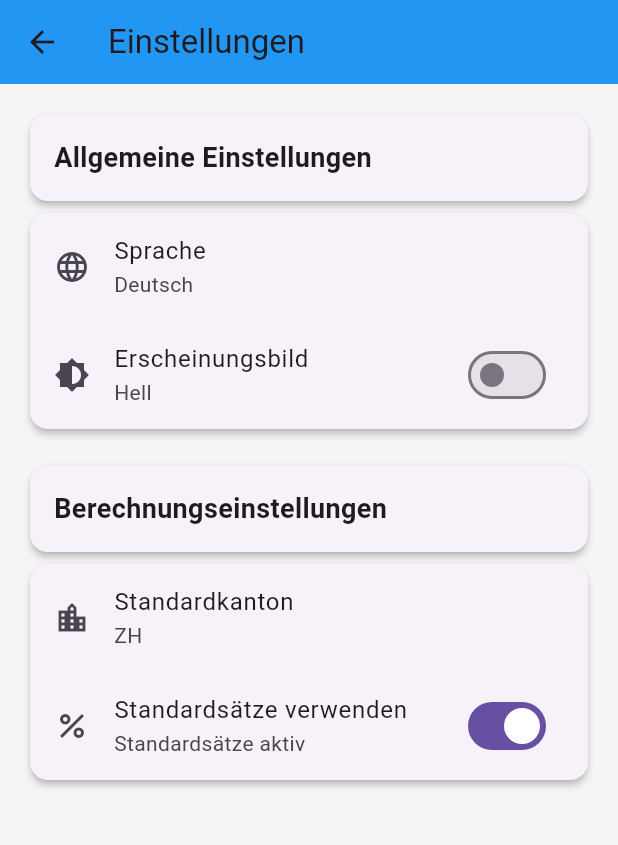
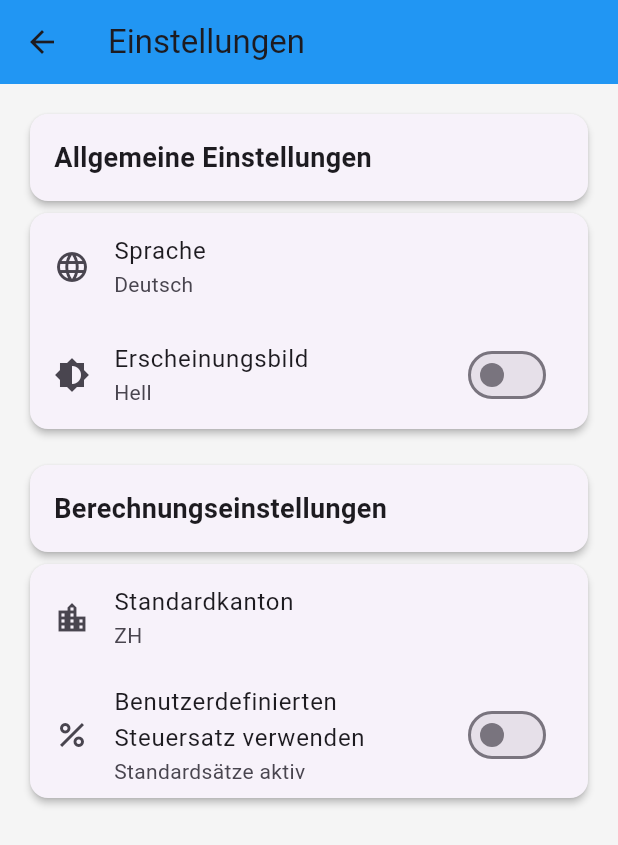
Before and after one commit to Cikle/lohnify, a Flutter app: the screen it shows after launch, after a tap on the "settings" icon, on a phone screen of 412 x 824 dp. Shown: the top 845 px of the screen. Run offline on Flutter 3.47's test engine with Material 3 defaults, Android fonts, the phone set to English and light mode, and no system bars; our stand-ins replace shared_preferences.

Commit message:
feat: Add custom tax rate toggle with dynamic UI and validation

```diff
--- a/lohnify/lib/l10n/app_translations.dart
+++ b/lohnify/lib/l10n/app_translations.dart
@@ -42,6 +42,10 @@ class AppTranslations {
       'child': 'Kind',
       'children': 'Kinder',
       'customTaxRate': 'Benutzerdefinierter Steuersatz',
+      'useCustomTaxRate': 'Benutzerdefinierten Steuersatz verwenden',
+      'customRatesActive': 'Benutzerdefinierte Sätze aktiv',
+      'pleaseEnterTaxRate': 'Bitte geben Sie einen Steuersatz ein',
+      'invalidTaxRate': 'Bitte geben Sie einen gültigen Steuersatz zwischen 0 und 100 ein',
     },
     'en': {
       'appTitle': 'Lohnify',
@@ -85,6 +89,10 @@ class AppTranslations {
       'child': 'child',
       'children': 'children',
       'customTaxRate': 'Custom Tax Rate',
+      'useCustomTaxRate': 'Use Custom Tax Rate',
+      'customRatesActive': 'Custom rates active',
+      'pleaseEnterTaxRate': 'Please enter a tax rate',
+      'invalidTaxRate': 'Please enter a valid tax rate between 0 and 100',
     },
   };
 
--- a/lohnify/lib/screens/settings_screen.dart
+++ b/lohnify/lib/screens/settings_screen.dart
@@ -15,7 +15,8 @@ class SettingsScreen extends StatefulWidget {
 }
 
 class _SettingsScreenState extends State<SettingsScreen> {
-  bool _useDefaultRates = true;
+  late SharedPreferences _prefs;
+  bool _useCustomTaxRate = false;
   String _selectedCanton = 'ZH';
   DateTime? _lastRatesUpdate;
   bool _isUpdating = false;
@@ -23,7 +24,15 @@ class _SettingsScreenState extends State<SettingsScreen> {
   @override
   void initState() {
     super.initState();
+    _loadPreferences();
     _checkLastUpdate();
+  }
+
+  Future<void> _loadPreferences() async {
+    _prefs = await SharedPreferences.getInstance();
+    setState(() {
+      _useCustomTaxRate = _prefs.getBool('use_custom_tax_rate') ?? false;
+    });
   }
 
   Future<void> _checkLastUpdate() async {
@@ -195,14 +204,15 @@ class _SettingsScreenState extends State<SettingsScreen> {
                 ),
                 ListTile(
                   leading: const Icon(Icons.percent),
-                  title: Text(LanguageService.tr(context, 'useDefaultRates')),
-                  subtitle: Text(_useDefaultRates
-                      ? LanguageService.tr(context, 'defaultRatesActive')
-                      : LanguageService.tr(context, 'customRates')),
+                  title: Text(LanguageService.tr(context, 'useCustomTaxRate')),
+                  subtitle: Text(_useCustomTaxRate
+                      ? LanguageService.tr(context, 'customRatesActive')
+                      : LanguageService.tr(context, 'defaultRatesActive')),
                   trailing: Switch(
-                    value: _useDefaultRates,
-                    onChanged: (value) {
-                      setState(() => _useDefaultRates = value);
+                    value: _useCustomTaxRate,
+                    onChanged: (value) async {
+                      setState(() => _useCustomTaxRate = value);
+                      await _prefs.setBool('use_custom_tax_rate', value);
                     },
                   ),
                 ),
```
Also changed, not shown: lohnify/lib/screens/calculator_screen.dart (+28 -1 lines).
